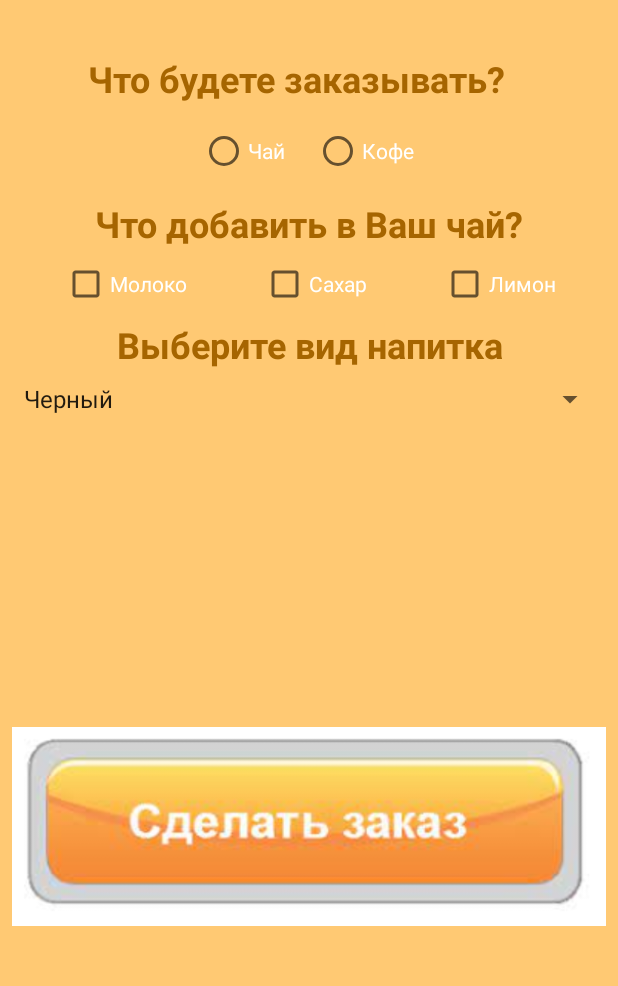
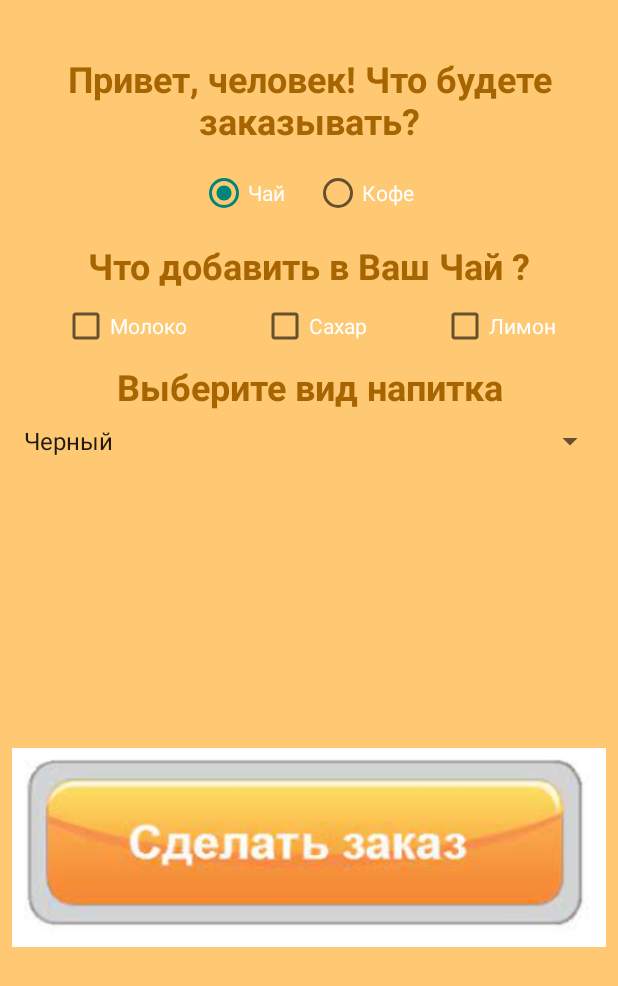
Before and after one commit to URegina96/Order_coffee, an Android app: the CreateOrderActivity screen opened directly, with no data from a screen before it, on a phone screen of 412 x 824 dp. Shown: the top 986 px of the screen. Run offline under Robolectric (Android 15) with nearby library versions, the phone set to English and light mode, and no system bars.

Commit message:
Работа с View из активности Create Order Наполнение и подготовка для третьей активности OrderDetail первое: встраивание имени пользователя, первый текст второе: возможность выбора напитка , клик третье: изменение второго текста, в зависимости от выбранного напитка четвертое: возможность кликать для выбора добавок, установление количества добавок в зависимости орт выбранного напитка пятое: выбор вида напитка из спинера, определение спинера в зависимости от выбранного напитка шестое: клик кнопки – изображения для перехода в третью активность

```diff
--- a/app/src/main/AndroidManifest.xml
+++ b/app/src/main/AndroidManifest.xml
@@ -13,6 +13,9 @@
         android:theme="@style/Theme.CafeOr"
         tools:targetApi="31">
         <activity
+            android:name=".OrderDetailActivity"
+            android:exported="false" />
+        <activity
             android:name=".CreateOrderActivity"
             android:exported="false" />
         <activity
--- a/app/src/main/java/com/example/cafeor/CreateOrderActivity.java
+++ b/app/src/main/java/com/example/cafeor/CreateOrderActivity.java
@@ -2,13 +2,121 @@ package com.example.cafeor;
 
 import androidx.appcompat.app.AppCompatActivity;
 
+import android.annotation.SuppressLint;
+import android.content.Intent;
 import android.os.Bundle;
+import android.view.View;
+import android.widget.CheckBox;
+import android.widget.RadioButton;
+import android.widget.Spinner;
+import android.widget.TextView;
 
 public class CreateOrderActivity extends AppCompatActivity {
 
+    //открываем доступ к переменным
+    private TextView textViewHello;
+    private TextView textViewAdditions;
+    private CheckBox checkBoxMilk;
+    private CheckBox checkBoxSugar;
+    private CheckBox checkBoxLemon;
+    private Spinner spinnerTea;
+    private Spinner spinnerCoffe;
+
+    //создаем строковую переменную, которая будет хранить название выбранного напитка
+    private String drink;
+    //для имени и пароля
+    private String name;
+    private String password;
+
+    private StringBuilder builderAdditions;  //объект для формирования списка добавок
+    @SuppressLint("MissingInflatedId")
     @Override
     protected void onCreate(Bundle savedInstanceState) {
         super.onCreate(savedInstanceState);
         setContentView(R.layout.activity_create_order);
+        //первый текст hello формируется в зависимости от имени пользователя, это им получаем из интента (и пароль сразу получим)
+        Intent intent = getIntent();
+        //если что-то пошло не так и наш интент не ссодержит значений и что бы не было ошибок, делаем проверку
+        if (intent.hasExtra("name") && intent.hasExtra("password")) {
+            name = intent.getStringExtra("name");
+            password = intent.getStringExtra("password");
+        } else { //тогда дадим значение по умолчанию
+            name = getString(R.string.default_name);
+            password = getString(R.string.default_password);
+        }
+        //теперь формируем строку приветствия
+
+        //делаем по умолчанию
+        drink = getString(R.string.tea);
+
+        //инициализируем переменные
+        textViewHello = findViewById(R.id.textViewHello);
+        String hello = String.format(getString(R.string.hello_user), name); //теперь формируем строку приветствия
+        textViewHello.setText(hello);
+
+        textViewAdditions = findViewById(R.id.textViewAdditions);
+        String additions =String.format(getString(R.string.additions),drink);
+        textViewAdditions.setText(additions);
+
+        checkBoxMilk = findViewById(R.id.checkboxMilk);
+        checkBoxSugar = findViewById(R.id.checkBoxSugar);
+        checkBoxLemon = findViewById(R.id.checkBoxLemon);
+        spinnerCoffe = findViewById(R.id.spinnerCoffe);
+        spinnerTea = findViewById(R.id.spinnerTea);
+
+        builderAdditions = new StringBuilder();
+    }
+
+    public void onClickChangeDrink(View view) { //меняем действия, при выборе другого который не по умолчанию) напитка
+        RadioButton button = (RadioButton) view; //получили нажатую кнопку
+        int id = button.getId(); //получили ее id
+        if (id == R.id.radioButtonTea) {
+            drink = getString(R.string.tea);
+            spinnerTea.setVisibility(View.VISIBLE);
+            spinnerCoffe.setVisibility(View.INVISIBLE);
+            checkBoxLemon.setVisibility(View.VISIBLE);
+
+
+        } else if (id == R.id.radioButtonCoffee){
+            drink =getString((R.string.coffe));
+            spinnerTea.setVisibility(View.INVISIBLE);
+            spinnerCoffe.setVisibility(View.VISIBLE);
+            checkBoxLemon.setVisibility(View.INVISIBLE);
+        }
+        //теперь формируем строку (текст)  выбора добавок
+}
+
+    public void onClicksSendOrder(View view) {
+        builderAdditions.setLength(0); //очищаем все отметки gпо умолчанию
+        if (checkBoxMilk.isChecked()) {
+            builderAdditions.append(getString(R.string.milk)).append(" ");
+        }
+        if (checkBoxSugar.isChecked()) {
+            builderAdditions.append(getString(R.string.sugar)).append(" ");
+        }
+        if (checkBoxLemon.isChecked()&& drink.equals(getString(R.string.tea))) {
+            builderAdditions.append(getString(R.string.lemon)).append(" ");
+        }
+         String optionOfDrink = "";  //для получения вида напитка из spinner
+            if(drink.equals(getString(R.string.tea))){
+                optionOfDrink =spinnerTea.getSelectedItem().toString();
+            }else {
+                optionOfDrink =spinnerCoffe.getSelectedItem().toString();
+            }
+        String order = String.format(getString(R.string.order), name,password,drink,optionOfDrink);
+
+            String additions; //строка для добавок
+        if(builderAdditions.length()>0){
+            additions = getString(R.string.need_additions) + builderAdditions.toString();
+        }else {
+            additions="";
+        }
+
+        //Строка полного запроса
+        String fullOrder = order+additions;
+
+        Intent intent=new Intent(this,OrderDetailActivity.class);
+        intent.putExtra("order",fullOrder);
+        startActivity(intent);
     }
 }
--- a/app/src/main/res/layout/activity_create_order.xml
+++ b/app/src/main/res/layout/activity_create_order.xml
@@ -37,18 +37,23 @@
         >
 
         <RadioButton
+            android:id="@+id/radioButtonTea"
             android:layout_width="wrap_content"
             android:layout_height="wrap_content"
             android:text="@string/tea"
             tools:ignore="MissingConstraints"
             android:layout_margin="8dp"
+            android:checked="true"
+            android:onClick="onClickChangeDrink"
             android:textColor="@color/white"/>
         <RadioButton
+            android:id="@+id/radioButtonCoffee"
             android:layout_width="wrap_content"
             android:layout_height="wrap_content"
             android:text="@string/coffe"
             tools:ignore="MissingConstraints"
             android:layout_margin="8dp"
+            android:onClick="onClickChangeDrink"
             android:textColor="@color/white"/>
     </RadioGroup>
 
@@ -74,33 +79,33 @@
             android:layout_height="wrap_content"
             app:layout_constraintTop_toBottomOf="@+id/textViewAdditions"
             app:layout_constraintStart_toStartOf="parent"
-            app:layout_constraintEnd_toStartOf="@+id/checkboxSugar"
+            app:layout_constraintEnd_toStartOf="@+id/checkBoxSugar"
             android:layout_margin="8dp"
             android:textColor="@color/white"
 
             tools:ignore="MissingConstraints" />
 
         <CheckBox
-            android:id="@+id/checkboxSugar"
+            android:id="@+id/checkBoxSugar"
             android:text="@string/sugar"
             android:layout_width="wrap_content"
             android:layout_height="wrap_content"
             app:layout_constraintTop_toBottomOf="@+id/textViewAdditions"
             app:layout_constraintStart_toEndOf="@+id/checkboxMilk"
-            app:layout_constraintEnd_toStartOf="@+id/checkboxLemon"
+            app:layout_constraintEnd_toStartOf="@+id/checkBoxLemon"
             android:layout_margin="8dp"
             android:textColor="@color/white"
 
             tools:ignore="MissingConstraints" />
 
         <CheckBox
-            android:id="@+id/checkboxLemon"
+            android:id="@+id/checkBoxLemon"
             android:layout_width="wrap_content"
             android:layout_height="wrap_content"
             android:text="@string/lemon"
             app:layout_constraintTop_toBottomOf="@+id/textViewAdditions"
             app:layout_constraintEnd_toEndOf="parent"
-            app:layout_constraintStart_toEndOf="@+id/checkboxSugar"
+            app:layout_constraintStart_toEndOf="@+id/checkBoxSugar"
             android:layout_margin="8dp"
             android:textColor="@color/white"
 
@@ -110,7 +115,7 @@
         android:id="@+id/textViewChooseDrink"
         android:layout_width="wrap_content"
         android:layout_height="wrap_content"
-        app:layout_constraintTop_toBottomOf="@+id/checkboxSugar"
+        app:layout_constraintTop_toBottomOf="@+id/checkBoxSugar"
 
         android:text="@string/ChooseDrink"
         app:layout_constraintStart_toStartOf="parent"
@@ -169,6 +174,7 @@
             app:layout_constraintEnd_toEndOf="parent"
             app:layout_constraintBottom_toBottomOf="parent"
             android:layout_margin="8dp"
+            android:onClick="onClicksSendOrder"
 
             tools:ignore="MissingConstraints" />
 
--- a/app/src/main/res/values/strings.xml
+++ b/app/src/main/res/values/strings.xml
@@ -8,15 +8,20 @@
     <string name="toolbar">Hi,I love coffee</string>
     <string name="warning_fill_fields">Все поля должны быть заполнены </string>
     <string name="spinner_text_hint">Выберите из списка</string>
-    <string name="hello_user">"Что будете заказывать?   "</string>
+    <string name="hello_user">Привет, %s! Что будете заказывать?</string>
     <string name="tea">"Чай "</string>
     <string name="coffe">"Кофе "</string>
-    <string name="additions">Что добавить в Ваш чай?</string>
+    <string name="additions">Что добавить в Ваш %s?</string>
     <string name="milk">Молоко</string>
     <string name="sugar">Сахар</string>
     <string name="lemon">Лимон</string>
     <string name="ChooseDrink">Выберите вид напитка</string>
     <string name="button_send_description">"Кнопка отправить заказ   "</string>
+
+    <string name="default_name">человек</string>
+    <string name="default_password">пароль</string>
+    <string name="order">Имя: %s\n Пароль: %s\n Напиток: %s\n Вид напитка: %s\n</string>
+    <string name="need_additions">"Выбранные добавки: "</string>
 
 
     <string-array name="options_of_coffe">
```
Also changed, not shown: app/src/main/java/com/example/cafeor/OrderDetailActivity.java (added, +14 -0 lines), app/src/main/res/layout/activity_order_detail.xml (added, +9 -0 lines).
